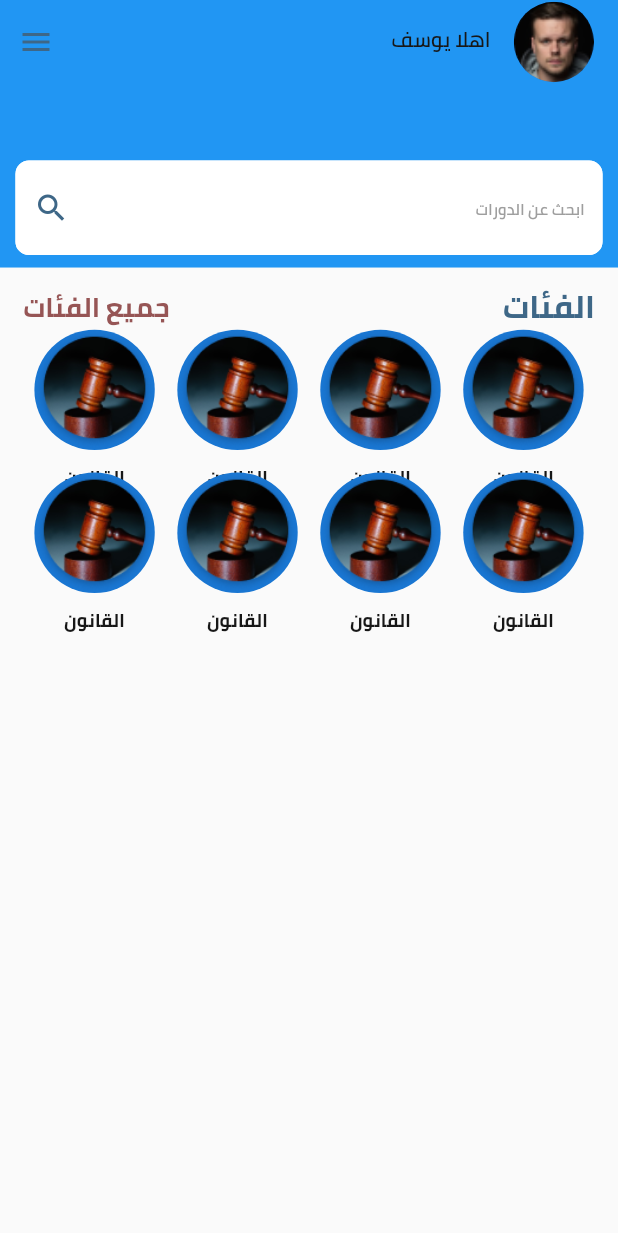
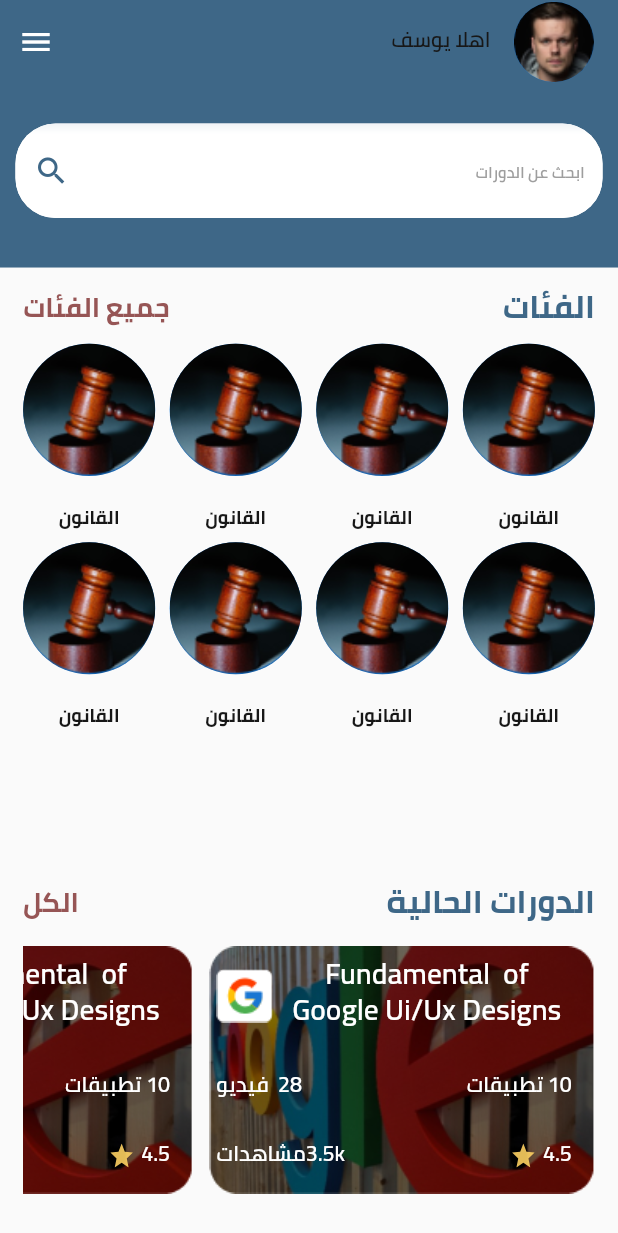
Before and after one commit to ahmedhany20200050/deraya, a Flutter app: the screen it shows after launch, on a phone screen of 412 x 824 dp. Shown: the top 1233 px of the screen. Run offline on Flutter 3.47's test engine with Material 2 defaults, Android fonts, the phone set to English and light mode, and no system bars; our stand-ins replace animate_do, bloc, easy_localization, flutter_bloc, flutter_screenutil, flutter_svg and 2 more; accounts and stored records are empty.

Commit message:
main screen

```diff
--- a/lib/presentation/components/text_form_field.dart
+++ b/lib/presentation/components/text_form_field.dart
@@ -129,7 +129,7 @@ class _TextFormFieldWidgetState extends State<TextFormFieldWidget> {
               enabledBorder: OutlineInputBorder(
                   borderSide: const BorderSide(color: Colors.white, width: 1.0),
                   borderRadius:
-                  BorderRadius.all(Radius.circular(10.r))),
+                  BorderRadius.all(Radius.circular(30.r))),
               labelStyle: const TextStyle(color: ColorsManger.blackColor,fontFamily: "cairo",fontWeight: FontWeight.w400),
               hintStyle: TextStyle(color: Colors.grey, fontSize: 12.sp,fontFamily: "cairo",fontWeight: FontWeight.w400),
               hintText: widget.hintText),
--- a/lib/presentation/screens/home/home_screen.dart
+++ b/lib/presentation/screens/home/home_screen.dart
@@ -3,6 +3,9 @@ import 'package:deraya_application/core/Utils/utils.dart';
 import 'package:deraya_application/core/constant/colors.dart';
 import 'package:deraya_application/presentation/components/text_form_field.dart';
 import 'package:deraya_application/presentation/components/text_widget.dart';
+import 'package:deraya_application/presentation/screens/home/widget/build_current_courses.dart';
+import 'package:deraya_application/presentation/screens/home/widget/category_widget.dart';
+import 'package:deraya_application/presentation/screens/home/widget/definition_row.dart';
 import 'package:flutter/material.dart';
 import 'package:flutter_screenutil/flutter_screenutil.dart';
 import 'package:flutter_svg/svg.dart';
@@ -13,14 +16,17 @@ class HomeScreen extends StatelessWidget {
   @override
   Widget build(BuildContext context) {
     return Scaffold(
-      body: CustomScrollView(
+      body: SafeArea(
+        child: CustomScrollView(
           key: const Key("Home"),
           primary: true,
           slivers: [
             SliverAppBar(
               pinned: true,
               expandedHeight: 200.0.h,
-            foregroundColor: ColorsManger.primary,
+              foregroundColor: Colors.white,
+              backgroundColor: ColorsManger.primary,
+
               title: Row(
                 // crossAxisAlignment: CrossAxisAlignment.start,
                 // mainAxisAlignment: MainAxisAlignment.start,
@@ -68,7 +74,9 @@ class HomeScreen extends StatelessWidget {
                     child: Column(
                         crossAxisAlignment: CrossAxisAlignment.center,
                         children: [
-                        120.ph,
+                          SizedBox(
+                            height: 0.10.sh,
+                          ),
                           SizedBox(
                             width: .95.sw,
                             child: TextFormFieldWidget(
@@ -80,8 +88,8 @@ class HomeScreen extends StatelessWidget {
                               suffixIcon: Icon(
                                 Icons.search,
                                 color: ColorsManger.primary,
-                              // size: 25.w,
-                              weight: 25.w,
+                                size: 25.w,
+                                // weight: 25.w,
                               ),
                             ),
                           ),
@@ -96,53 +104,20 @@ class HomeScreen extends StatelessWidget {
                 child: Padding(
                   padding: EdgeInsets.all(16.0.w),
                   child: Column(
+                    // mainAxisAlignment: MainAxisAlignment.start,
+                    crossAxisAlignment: CrossAxisAlignment.start,
                     children: [
-                    Row(children: [
-                      TextWidget(
+                      const DefinitionRow(
                         title: "الفئات",
-                        fontSize: 24.sp,
-                        fontWeight: FontWeight.w700,
-                        color: ColorsManger.primary,
+                        subTitle: "جميع الفئات",
                       ),
-                      Spacer(),
-                      TextWidget(
-                        title: "جميع الفئات",
-                        fontSize: 20.sp,
-                        fontWeight: FontWeight.w700,
-                        color: ColorsManger.brownColor,
+                      const CategoryWidget(),
+                      const DefinitionRow(
+                        title: "الدورات الحالية",
+                        subTitle: "الكل",
                       ),
-                    ]),
-                    SizedBox(
-
-                      height: 1200.h,
-                      child: GridView.builder(
-                          gridDelegate: SliverGridDelegateWithFixedCrossAxisCount(
-                            crossAxisCount: 4,
-                            childAspectRatio: 1,
-
-                          ),
-                          itemBuilder: (context, index) {
-                            return Column(
-                              children: [
-                            CircleAvatar(
-                            backgroundImage: AssetImage(
-                            "assets/images/low.png",
-                            ),
-                            radius: 45.r,
-                            )  ,
-                                14.ph,
-                                TextWidget(
-                                  title: "القانون",
-                                  fontSize: 14.sp,
-                                  fontWeight: FontWeight.w700,
-
-                                )
-                              ],
-                            );
-                          },
-                      itemCount: 8,
-                      ),
-                    ),
+                      16.ph,
+                      CurrentCoursesWidget()
 
                     ],
                   ),
@@ -151,6 +126,7 @@ class HomeScreen extends StatelessWidget {
             ),
           ],
         ),
+      ),
     );
   }
 }
--- /dev/null
+++ b/lib/presentation/screens/home/widget/build_current_courses.dart
@@ -0,0 +1,110 @@
+import 'package:deraya_application/core/Utils/utils.dart';
+import 'package:deraya_application/presentation/components/text_widget.dart';
+import 'package:flutter/material.dart';
+import 'package:flutter_screenutil/flutter_screenutil.dart';
+import 'package:flutter_svg/flutter_svg.dart';
+
+class CurrentCoursesWidget extends StatelessWidget {
+  const CurrentCoursesWidget({Key? key}) : super(key: key);
+
+  @override
+  Widget build(BuildContext context) {
+    return SizedBox(
+      height: 0.4.sh,
+      child: ListView.builder(
+        itemBuilder: (context, index) {
+          return Container(
+            // height: 60.h,
+            constraints: BoxConstraints(maxWidth: 0.65.sw, minWidth: 0.6.sw),
+            child: Stack(
+              children: [
+                Image.asset("assets/images/backGround.png"),
+                Padding(
+                  padding: EdgeInsets.only(top: 10.h, left: 16.w, right: 16.w),
+                  child: Column(
+                    children: [
+                      Row(
+                        mainAxisAlignment: MainAxisAlignment.end,
+                        children: [
+                          Container(
+                            constraints: BoxConstraints(
+                                maxWidth: 0.45.sw, minWidth: 0.3.sw),
+                            child: TextWidget(
+                              title: "Fundamental  of Google Ui/Ux Designs",
+                              maxLines: 2,
+                              textAlign: TextAlign.center,
+                              fontSize: 22.sp,
+                              color: Colors.white,
+                            ),
+                          ),
+                          10.pw,
+                          Image.asset("assets/images/google.png"),
+                        ],
+                      ),
+                      32.ph,
+                      Row(
+                        mainAxisAlignment: MainAxisAlignment.end,
+                        children: [
+                          TextWidget(
+                            title: "10 تطبيقات",
+                            maxLines: 2,
+                            textAlign: TextAlign.center,
+                            fontSize: 16.sp,
+                            color: Colors.white,
+                          ),
+                          Spacer(),
+                          TextWidget(
+                            title: "28  فيديو",
+                            maxLines: 2,
+                            textAlign: TextAlign.center,
+                            fontSize: 16.sp,
+                            color: Colors.white,
+                          ),
+                        ],
+                      ),
+                      32.ph,
+                      Row(
+                        mainAxisAlignment: MainAxisAlignment.end,
+                        children: [
+                          Row(
+                            // mainAxisAlignment: MainAxisAlignment.center,
+                            // crossAxisAlignment: CrossAxisAlignment.center,
+                            children: [
+                              TextWidget(
+                                title: "4.5",
+                                maxLines: 2,
+                                textAlign: TextAlign.center,
+                                fontSize: 16.sp,
+                                color: Colors.white,
+                              ),
+                              5.pw,
+                              SvgPicture.asset("assets/images/star.svg")
+                            ],
+                          ),
+                          Spacer(),
+                          TextWidget(
+                            title: "3.5kمشاهدات",
+                            maxLines: 2,
+                            textAlign: TextAlign.center,
+                            fontSize: 16.sp,
+                            color: Colors.white,
+                          ),
+                        ],
+                      ),
+                    ],
+                  ),
+                ),
+
+                // LinearProgressIndicator(),
+              ],
+            ),
+          );
+        },
+        // padding: EdgeInsets.all(16  .w),
+        itemCount: 3,
+        scrollDirection: Axis.horizontal,
+
+      ),
+    );
+  }
+}
--- /dev/null
+++ b/lib/presentation/screens/home/widget/category_widget.dart
@@ -0,0 +1,46 @@
+import 'package:deraya_application/core/Utils/utils.dart';
+import 'package:deraya_application/presentation/components/text_widget.dart';
+import 'package:flutter/material.dart';
+import 'package:flutter_screenutil/flutter_screenutil.dart';
+
+class CategoryWidget extends StatelessWidget {
+  const CategoryWidget({Key? key}) : super(key: key);
+
+  @override
+  Widget build(BuildContext context) {
+    return  SizedBox(
+
+      height: 0.45.sh,
+      child: GridView.builder(
+        gridDelegate: SliverGridDelegateWithFixedCrossAxisCount(
+            crossAxisCount: 4,
+            childAspectRatio: 1.w/1.4.w,
+            mainAxisSpacing: 10.h,
+            crossAxisSpacing: 10.w
+
+
+        ),
+        itemBuilder: (context, index) {
+          return Column(
+            children: [
+              CircleAvatar(
+                backgroundImage:const AssetImage(
+                  "assets/images/low.png",
+                ),
+                radius: 60.r,
+              )  ,
+              14.ph,
+              TextWidget(
+                title: "القانون",
+                fontSize: 14.sp,
+                fontWeight: FontWeight.w700,
+
+              )
+            ],
+          );
+        },
+        itemCount: 8,
+      ),
+    );
+  }
+}
--- /dev/null
+++ b/lib/presentation/screens/home/widget/definition_row.dart
@@ -0,0 +1,33 @@
+import 'package:deraya_application/core/constant/colors.dart';
+import 'package:deraya_application/presentation/components/text_widget.dart';
+import 'package:flutter/material.dart';
+import 'package:flutter_screenutil/flutter_screenutil.dart';
+
+class DefinitionRow extends StatelessWidget {
+  const DefinitionRow({Key? key, required this.title, required this.subTitle})
+      : super(key: key);
+  final String title;
+  final String subTitle;
+
+  @override
+  Widget build(BuildContext context) {
+    return Row(
+
+
+        children: [
+      TextWidget(
+        title: title,
+        fontSize: 24.sp,
+        fontWeight: FontWeight.w700,
+        color: ColorsManger.primary,
+      ),
+      Spacer(),
+      TextWidget(
+        title: subTitle,
+        fontSize: 20.sp,
+        fontWeight: FontWeight.w700,
+        color: ColorsManger.brownColor,
+      ),
+    ]);
+  }
+}
--- a/pubspec.yaml
+++ b/pubspec.yaml
@@ -7,7 +7,7 @@ publish_to: 'Deraya'
 version: 1.0.0+1
 
 environment:
-  sdk: '>=2.19.6 <3.0.0'
+  sdk: '>=2.18.5 <3.0.0'
 
 
 dependencies:
@@ -26,6 +26,7 @@ dependencies:
   easy_localization: ^3.0.2
   animate_do: ^3.0.2
   flutter_svg: ^1.1.0
+  font_awesome_flutter:
 
 
 
```
Also changed, not shown: assets/images/backGround.png (added), assets/images/google.png (added), assets/images/star.svg (added), pubspec.lock, 1 other file. Lines whose indentation alone changed are shown as unchanged.
